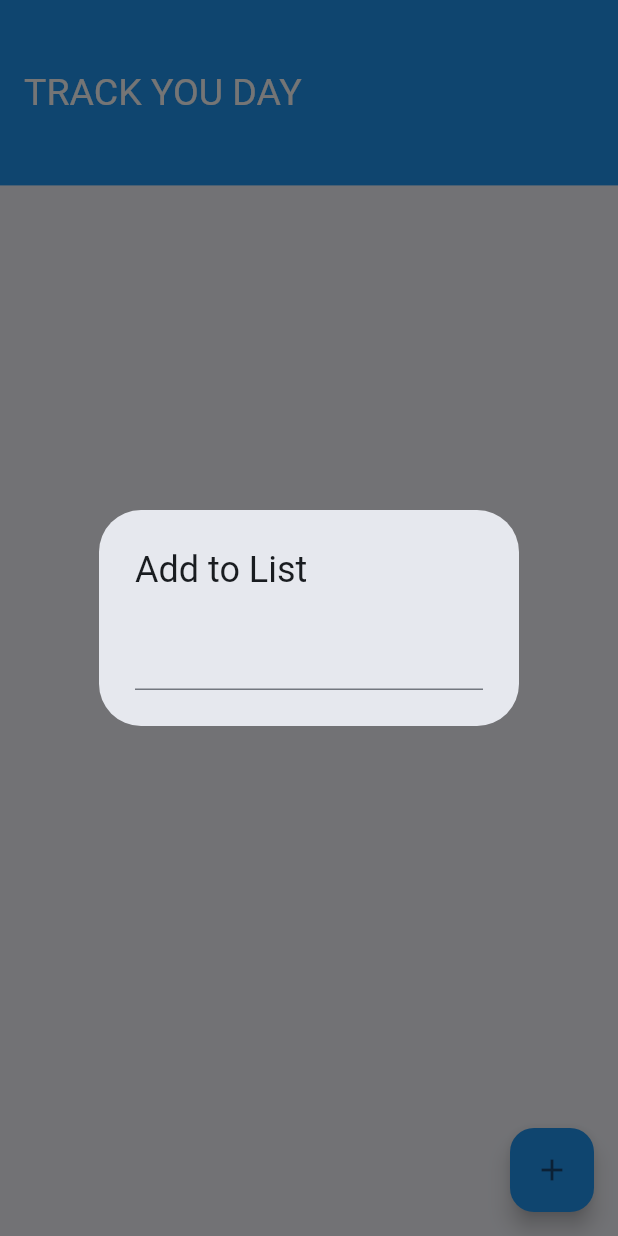
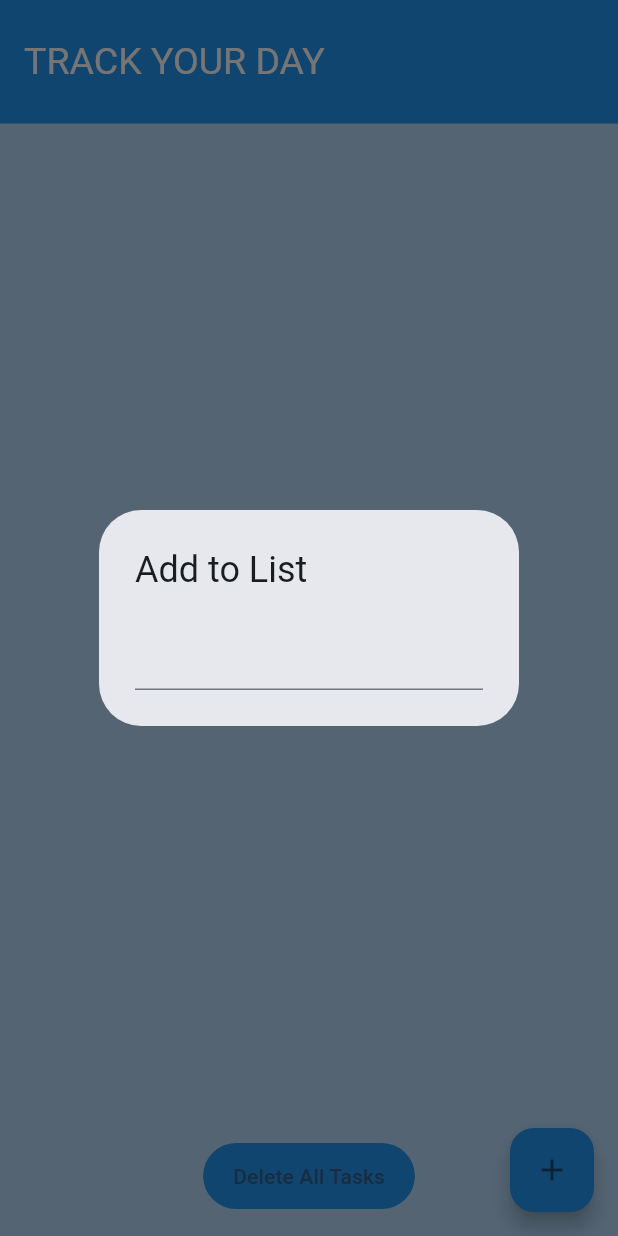
Before and after one commit to pauljsd/my_tasks_list, a Flutter app: the screen it shows after launch, after a tap on the "add" icon, on a phone screen of 412 x 824 dp. Run offline on Flutter 3.47's test engine with Material 3 defaults, Android fonts, the light colour scheme and no system bars; our stand-ins replace hive_flutter; accounts and stored records are empty.

Commit message:
added some styling and a btn to delete all task

```diff
--- a/lib/pages/home_page.dart
+++ b/lib/pages/home_page.dart
@@ -1,5 +1,7 @@
 import 'package:flutter/material.dart';
 import 'package:hive_flutter/hive_flutter.dart';
+import 'package:intl/intl.dart';
+
 import 'package:my_task_list/models/task.dart';
 
 class HomePage extends StatefulWidget {
@@ -22,13 +24,17 @@ class _HomePageState extends State<HomePage> {
 
     return Scaffold(
       appBar: AppBar(
-          toolbarHeight: _deviceHeight * 0.15,
+          toolbarHeight: _deviceHeight * 0.10,
           title: const Text(
-            'TRACK YOU DAY',
+            'TRACK YOUR DAY',
             style: TextStyle(fontSize: 25, color: Colors.white),
           )),
       // body: _tasksList(),
-      body: _tasksView(),
+      body: Container(
+        color: Colors.blue.withOpacity(0.3),
+        child: _tasksView(),
+      ),
+
       // body: const Text('hello'),
       floatingActionButton: _addTaskButton(),
     );
@@ -72,78 +78,54 @@ class _HomePageState extends State<HomePage> {
     print('I AM PRINTING HERE');
     print(tasks);
 
-    return ListView.builder(
+    return Column(
+      children: [
+        Expanded(
+          child: ListView.builder(
+            shrinkWrap: true,
             itemCount: tasks.length,
             itemBuilder: (BuildContext _context, int _index) {
               var task = Task.fromMap(tasks[_index]);
+
               return ListTile(
                 title: Text(
                   task.content,
-              // "Good Good",
                   style: TextStyle(
-                  decoration: task.done ? TextDecoration.lineThrough : null),
+                    decoration: task.done ? TextDecoration.lineThrough : null,
+                    fontSize: 20,
+                  ),
                 ),
                 subtitle: Text(
-              // DateTime.now().toString(),
-              task.timestamp.toString(),
+                  task.done
+                      ? "Done ${DateFormat("d'th'-MMM-yyyy h:mma").format(task.timestamp)}"
+                      : "Task added on ${DateFormat("d'th'-MMM-yyyy h:mma").format(task.timestamp)}",
+                  style: TextStyle(
+                    color:
+                        task.done ? Colors.green : Colors.pink.withOpacity(0.8),
+                    fontSize: 14,
+                  ),
                 ),
                 trailing: Row(
                   mainAxisSize: MainAxisSize.min,
                   children: [
                     IconButton(
                       onPressed: () {
-                      showDialog(
-                        context: context,
-                        builder: (BuildContext context) {
-                          TextEditingController _editController =
-                              TextEditingController(text: task.content);
-
-                          return AlertDialog(
-                            title: const Text('Edit Task'),
-                            content: TextField(
-                              controller: _editController,
-                              decoration: const InputDecoration(
-                                hintText: 'Enter new task content',
-                              ),
-                            ),
-                            actions: [
-                              TextButton(
-                                onPressed: () {
-                                  Navigator.of(context).pop();
-                                },
-                                child: const Text('Cancel'),
-                              ),
-                              TextButton(
-                                onPressed: () {
-                                  setState(() {
-                                    // Update the task content and save it to the box
-                                    task.content = _editController.text;
-                                    _box!.putAt(_index, task.toMap());
-                                  });
-                                  Navigator.of(context).pop();
-                                },
-                                child: const Text('Save'),
-                              ),
-                            ],
-                          );
-                        },
-                      );
+                        _editTaskDialog(task, _index);
                       },
                       icon: const Icon(Icons.edit),
-                    color: Colors.blue),
+                      color: Colors.blue,
+                    ),
                     Icon(
                       task.done
                           ? Icons.check_box_outlined
                           : Icons.check_box_outline_blank,
-                    color: Colors.blue),
+                      color: Colors.blue,
+                    ),
                   ],
                 ),
                 onTap: () {
                   task.done = !task.done;
-              _box!.putAt(
-                _index,
-                task.toMap(),
-              );
+                  _box!.putAt(_index, task.toMap());
                   setState(() {});
                 },
                 onLongPress: () {
@@ -151,14 +133,33 @@ class _HomePageState extends State<HomePage> {
                   setState(() {});
                 },
               );
-        });
+            },
+          ),
+        ),
+
+        //Delete button
+        Padding(
+          padding: const EdgeInsets.all(16.0),
+          child: TextButton(
+            onPressed: clearBox,
+            child: Text("Delete All Tasks"),
+            style: TextButton.styleFrom(
+              backgroundColor: Colors.blue,
+              // primary: Colors.white,
+              padding: const EdgeInsets.symmetric(vertical: 12, horizontal: 20),
+            ),
+          ),
+        ),
+      ],
+    );
   }
 
-  // void clearBox() async {
-  //   var box = await Hive.openBox('tasks');
-  //   box.clear();
-  //   print('yes cleared');
-  // }
+//delete all task function
+  void clearBox() async {
+    var box = await Hive.openBox('tasks');
+    box.clear();
+    setState(() {});
+  }
 
   Widget _addTaskButton() {
     return FloatingActionButton(
@@ -200,4 +201,43 @@ class _HomePageState extends State<HomePage> {
           );
         });
   }
+
+//edit Task function
+  void _editTaskDialog(Task task, int index) {
+    TextEditingController _editController =
+        TextEditingController(text: task.content);
+
+    showDialog(
+      context: context,
+      builder: (BuildContext context) {
+        return AlertDialog(
+          title: const Text('Edit Task'),
+          content: TextField(
+            controller: _editController,
+            decoration: const InputDecoration(
+              hintText: 'Enter new task content',
+            ),
+          ),
+          actions: [
+            TextButton(
+              onPressed: () {
+                Navigator.of(context).pop();
+              },
+              child: const Text('Cancel'),
+            ),
+            TextButton(
+              onPressed: () {
+                setState(() {
+                  task.content = _editController.text;
+                  _box!.putAt(index, task.toMap());
+                });
+                Navigator.of(context).pop();
+              },
+              child: const Text('Save'),
+            ),
+          ],
+        );
+      },
+    );
   }
+}
--- a/pubspec.yaml
+++ b/pubspec.yaml
@@ -32,6 +32,7 @@ dependencies:
     sdk: flutter
   hive: "2.2.3"
   hive_flutter: "1.1.0"
+  intl: "0.17.0"
 
   # The following adds the Cupertino Icons font to your application.
   # Use with the CupertinoIcons class for iOS style icons.
```
Also changed, not shown: pubspec.lock. Lines whose indentation alone changed are shown as unchanged.
